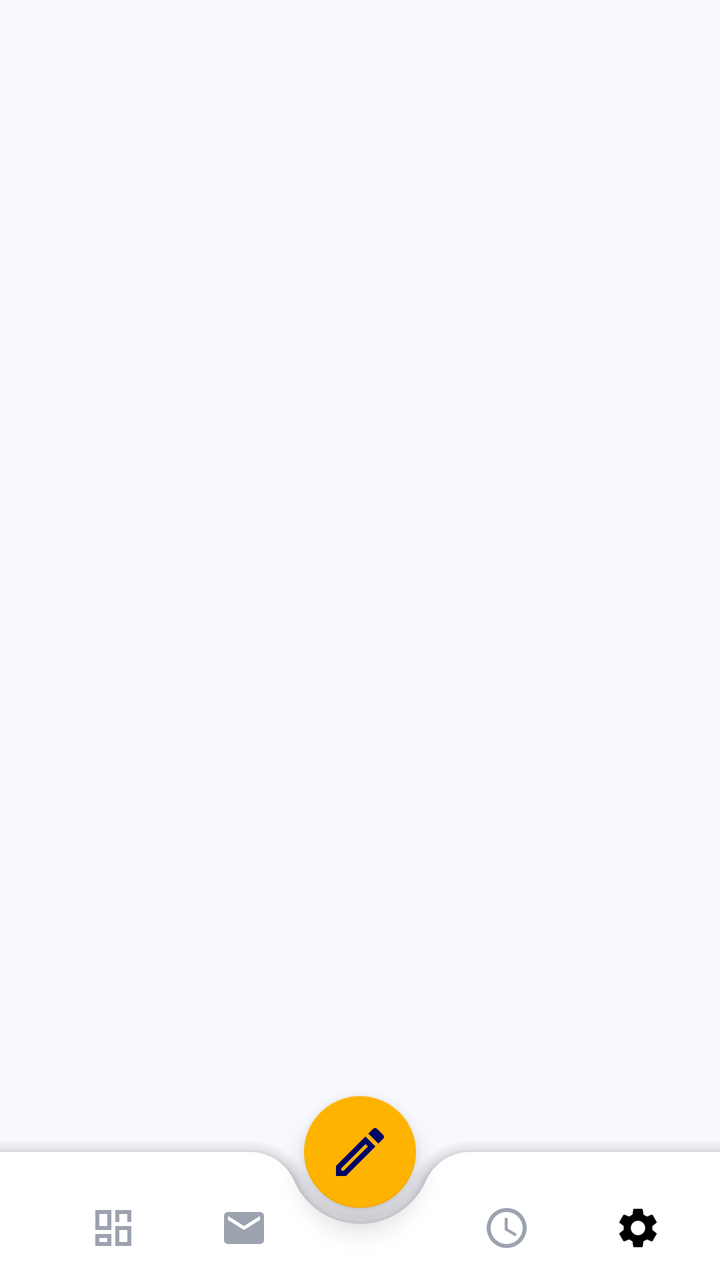
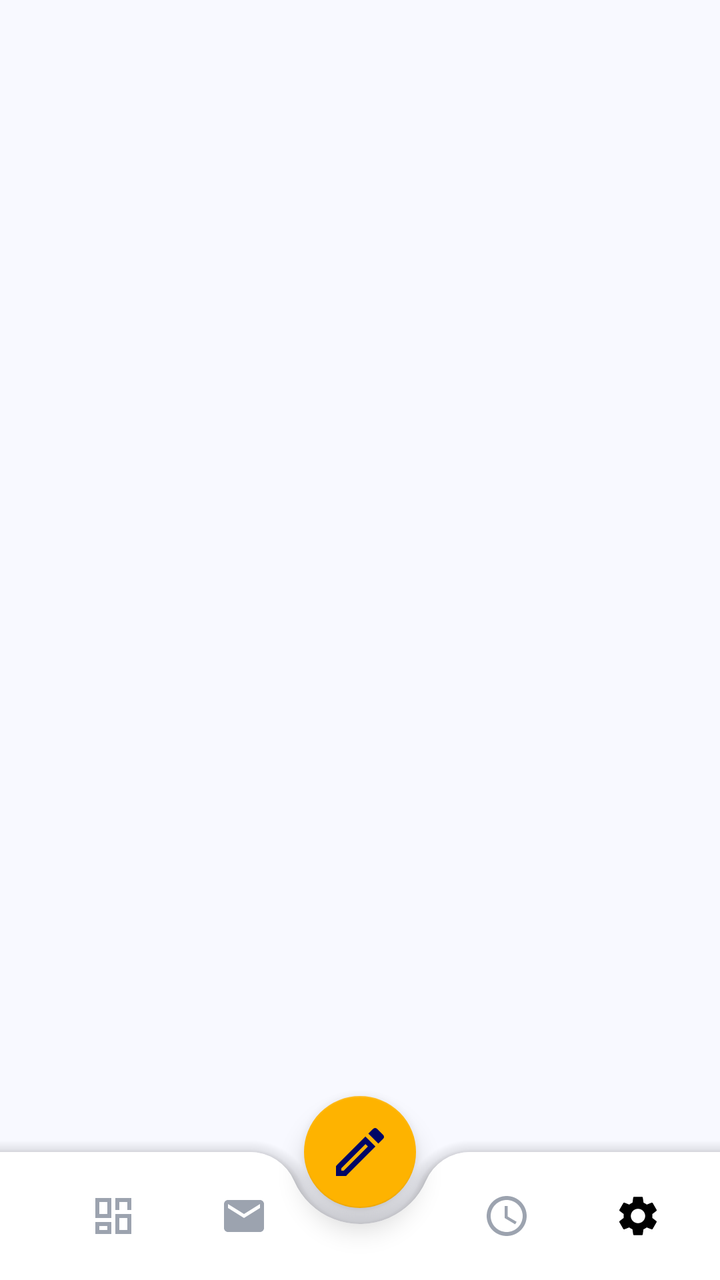

Screens rendered from an Android XML layout before and after an edit, with the pre-edit source and the edit as a unified diff.
<!-- AndroidManifest.xml: application theme Theme.JavaTraining -->
<!-- res/layout/activity_main.xml -->
<?xml version="1.0" encoding="utf-8"?>
<androidx.coordinatorlayout.widget.CoordinatorLayout xmlns:android="http://schemas.android.com/apk/res/android"
    xmlns:app="http://schemas.android.com/apk/res-auto"
    android:layout_width="match_parent"
    android:layout_height="match_parent"
    android:clipChildren="false"
    android:clipToPadding="false"
    android:fitsSystemWindows="true"
    android:background="@color/ent_background">

    <FrameLayout
        android:id="@+id/fragment_container"
        android:layout_width="match_parent"
        android:layout_height="match_parent" />

    <com.google.android.material.bottomappbar.BottomAppBar
        android:id="@+id/bottomAppBar"
        android:layout_width="match_parent"
        android:layout_height="64dp"
        android:layout_gravity="bottom"
        app:backgroundTint="@color/ent_surface"
        app:fabCradleMargin="8dp"
        app:fabCradleRoundedCornerRadius="24dp"
        app:fabCradleVerticalOffset="0dp"
        app:elevation="12dp">

        <LinearLayout
            android:layout_width="match_parent"
            android:layout_height="match_parent"
            android:orientation="horizontal"
            android:paddingHorizontal="8dp"
            android:paddingTop="12dp"
            android:gravity="center_vertical">

            
            <RelativeLayout
                android:id="@+id/navDashboard"
                android:layout_width="0dp"
                android:layout_height="match_parent"
                android:layout_weight="1"
                android:clickable="true"
                android:focusable="true"
                android:background="?attr/selectableItemBackgroundBorderless">
                <ImageView
                    android:id="@+id/iconDashboard"
                    android:layout_width="24dp"
                    android:layout_height="24dp"
                    android:layout_centerInParent="true"
                    android:src="@drawable/ic_nav_dashboard" />
                <View
                    android:id="@+id/dotDashboard"
                    android:layout_width="4dp"
                    android:layout_height="4dp"
                    android:layout_below="@id/iconDashboard"
                    android:layout_centerHorizontal="true"
                    android:layout_marginTop="4dp"
                    android:background="@drawable/bg_nav_dot"
                    android:visibility="invisible" />
            </RelativeLayout>

            
            <RelativeLayout
                android:id="@+id/navQuickIzin"
                android:layout_width="0dp"
                android:layout_height="match_parent"
                android:layout_weight="1"
                android:clickable="true"
                android:focusable="true"
                android:background="?attr/selectableItemBackgroundBorderless">
                <ImageView
                    android:id="@+id/iconQuickIzin"
                    android:layout_width="24dp"
                    android:layout_height="24dp"
                    android:layout_centerInParent="true"
                    android:src="@drawable/ic_email_outline" />
                <View
                    android:id="@+id/dotQuickIzin"
                    android:layout_width="4dp"
                    android:layout_height="4dp"
                    android:layout_below="@id/iconQuickIzin"
                    android:layout_centerHorizontal="true"
                    android:layout_marginTop="4dp"
                    android:background="@drawable/bg_nav_dot"
                    android:visibility="invisible" />
            </RelativeLayout>

            
            <View
                android:layout_width="0dp"
                android:layout_height="0dp"
                android:layout_weight="1" />

            
            <RelativeLayout
                android:id="@+id/navHistory"
                android:layout_width="0dp"
                android:layout_height="match_parent"
                android:layout_weight="1"
                android:clickable="true"
                android:focusable="true"
                android:background="?attr/selectableItemBackgroundBorderless">
                <ImageView
                    android:id="@+id/iconHistory"
                    android:layout_width="24dp"
                    android:layout_height="24dp"
                    android:layout_centerInParent="true"
                    android:src="@drawable/ic_nav_history" />
                <View
                    android:id="@+id/dotHistory"
                    android:layout_width="4dp"
                    android:layout_height="4dp"
                    android:layout_below="@id/iconHistory"
                    android:layout_centerHorizontal="true"
                    android:layout_marginTop="4dp"
                    android:background="@drawable/bg_nav_dot"
                    android:visibility="invisible" />
            </RelativeLayout>

            
            <RelativeLayout
                android:id="@+id/navProfile"
                android:layout_width="0dp"
                android:layout_height="match_parent"
                android:layout_weight="1"
                android:clickable="true"
                android:focusable="true"
                android:background="?attr/selectableItemBackgroundBorderless">
                <ImageView
                    android:id="@+id/iconProfile"
                    android:layout_width="24dp"
                    android:layout_height="24dp"
                    android:layout_centerInParent="true"
                    android:src="@drawable/ic_settings" />
                <View
                    android:id="@+id/dotProfile"
                    android:layout_width="4dp"
                    android:layout_height="4dp"
                    android:layout_below="@id/iconProfile"
                    android:layout_centerHorizontal="true"
                    android:layout_marginTop="4dp"
                    android:background="@drawable/bg_nav_dot"
                    android:visibility="invisible" />
            </RelativeLayout>

        </LinearLayout>
    </com.google.android.material.bottomappbar.BottomAppBar>

    <com.google.android.material.floatingactionbutton.FloatingActionButton
        android:id="@+id/fabManual"
        android:layout_width="wrap_content"
        android:layout_height="wrap_content"
        android:src="@drawable/ic_nav_manual"
        app:backgroundTint="@color/ent_secondary"
        app:tint="@color/ent_primary"
        app:layout_anchor="@id/bottomAppBar"
        app:fabCustomSize="56dp"
        app:maxImageSize="32dp"
        app:elevation="8dp" />

</androidx.coordinatorlayout.widget.CoordinatorLayout>
<!-- resources referenced by this layout -->
<resources>
  <color name="ent_background">#F8F9FF</color>
  <color name="ent_primary">#000666</color>
  <color name="ent_secondary">#FEB300</color>
  <color name="ent_surface">#FFFFFF</color>
  <!-- drawable bg_nav_dot (drawable) -->
  <?xml version="1.0" encoding="utf-8"?>
  <shape xmlns:android="http://schemas.android.com/apk/res/android" android:shape="oval">
      <solid android:color="@color/dash_accent_orange" />
      <size android:width="4dp" android:height="4dp" />
  </shape>
  <!-- drawable ic_email_outline (drawable) -->
  <vector xmlns:android="http://schemas.android.com/apk/res/android"
      android:width="24dp"
      android:height="24dp"
      android:viewportWidth="24"
      android:viewportHeight="24"
      android:tint="#9CA3AF">
    <path android:fillColor="@android:color/white" android:pathData="M20,4H4c-1.1,0 -1.99,0.9 -1.99,2L2,18c0,1.1 0.9,2 2,2h16c1.1,0 2,-0.9 2,-2V6c0,-1.1 -0.9,-2 -2,-2zm0,4l-8,5 -8,-5V6l8,5 8,-5v2z"/>
  </vector>
  <!-- drawable ic_nav_dashboard (drawable) -->
  <vector xmlns:android="http://schemas.android.com/apk/res/android"
      android:width="24dp"
      android:height="24dp"
      android:viewportWidth="24"
      android:viewportHeight="24">
    <path
        android:pathData="M3,13h8V3H3v10zM3,21h8v-6H3v6zM13,21h8V11h-8v10zM13,3v6h8V3h-8zM5,5h4v6H5V5zM15,13h4v6h-4v-6zM5,17h4v2H5v-2zM15,5h4v4h-4V5z"
        android:fillColor="@color/nav_inactive_gray"/>
  </vector>
  <!-- drawable ic_nav_history (drawable) -->
  <vector xmlns:android="http://schemas.android.com/apk/res/android"
      android:width="24dp"
      android:height="24dp"
      android:viewportWidth="24"
      android:viewportHeight="24">
    <path
        android:pathData="M11.99,2C6.47,2 2,6.48 2,12s4.47,10 9.99,10C17.52,22 22,17.52 22,12S17.52,2 11.99,2zM12,20c-4.42,0 -8,-3.58 -8,-8s3.58,-8 8,-8 8,3.58 8,8 -3.58,8 -8,8z"
        android:fillColor="@color/nav_inactive_gray"/>
    <path
        android:pathData="M12.5,7H11v6l5.25,3.15 0.75,-1.23 -4.5,-2.67z"
        android:fillColor="@color/nav_inactive_gray"/>
  </vector>
  <!-- drawable ic_nav_manual (drawable) -->
  <vector xmlns:android="http://schemas.android.com/apk/res/android"
      android:width="24dp"
      android:height="24dp"
      android:viewportWidth="24"
      android:viewportHeight="24">
    <path
        android:pathData="M14.06,9.02l0.92,0.92L5.92,19H5v-0.92l9.06,-9.06M17.66,3c-0.25,0 -0.51,0.1 -0.7,0.29l-1.83,1.83 3.75,3.75 1.83,-1.83c0.39,-0.39 0.39,-1.02 0,-1.41l-2.34,-2.34c-0.2,-0.2 -0.45,-0.29 -0.71,-0.29zm-3.6,3.19L3,17.25V21h3.75L17.81,9.94l-3.75,-3.75z"
        android:fillColor="@color/nav_inactive_gray"/>
  </vector>
  <color name="dash_accent_orange">#F4A912</color>
  <color name="nav_inactive_gray">#9CA3AF</color>
  <color name="colorPrimary">#1A2D72</color>
  <color name="colorPrimaryDark">#141A4C</color>
  <color name="textWhite">#FFFFFF</color>
  <color name="colorAccent">#F4A912</color>
  <color name="backgroundLight">#1A2D72</color>
  <color name="cardBackground">#283C90</color>
  <color name="textPrimary">#FFFFFF</color>
  <!-- unchanged entries left out for length: 2 -->
</resources>

<!-- the commit's change to res/layout/activity_main.xml (unified diff, before → after) -->
@@ -29,7 +29,6 @@
             android:layout_height="match_parent"
             android:orientation="horizontal"
             android:paddingHorizontal="8dp"
-            android:paddingTop="12dp"
             android:gravity="center_vertical">
 
             
